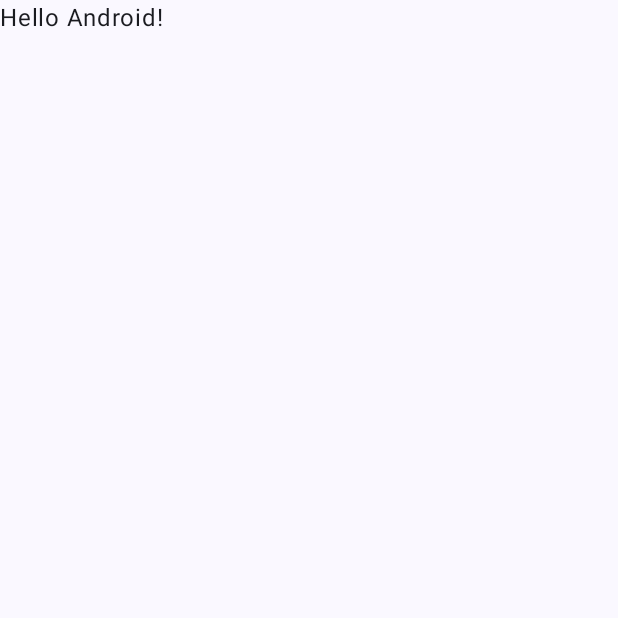
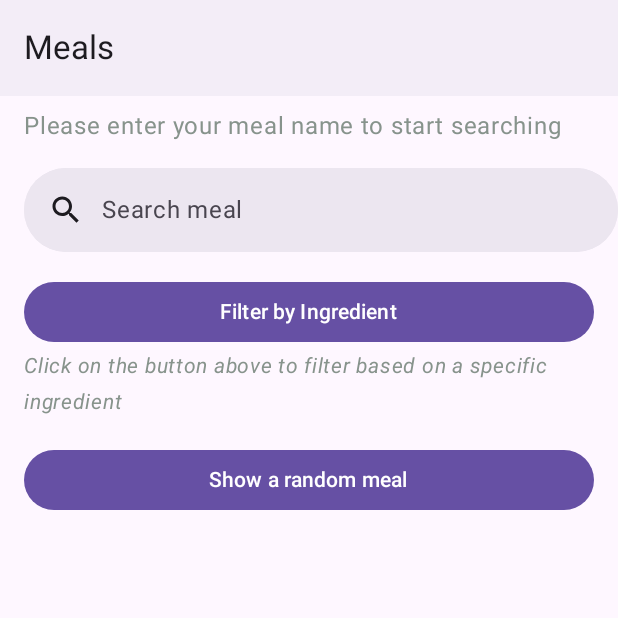
Before and after one commit to samini15/dev_2024_1000, an Android app built with Jetpack Compose: the screen it shows after launch (MainActivity), on a phone screen of 412 x 824 dp, the top half of it. Before the commit the part shown is almost empty. Run offline under Robolectric (Android 15) with nearby library versions, the phone set to English and light mode, and no system bars.

Commit message:
UI: MealSearch screen + Setup DI and Navigation compose

```diff
--- a/app/src/main/AndroidManifest.xml
+++ b/app/src/main/AndroidManifest.xml
@@ -3,6 +3,7 @@
     xmlns:tools="http://schemas.android.com/tools">
 
     <application
+        android:name=".MealApp"
         android:allowBackup="true"
         android:dataExtractionRules="@xml/data_extraction_rules"
         android:fullBackupContent="@xml/backup_rules"
--- a/app/src/main/java/com/example/dev_2024_1000/MainActivity.kt
+++ b/app/src/main/java/com/example/dev_2024_1000/MainActivity.kt
@@ -5,13 +5,10 @@ import androidx.activity.ComponentActivity
 import androidx.activity.compose.setContent
 import androidx.activity.enableEdgeToEdge
 import androidx.compose.foundation.layout.fillMaxSize
-import androidx.compose.foundation.layout.padding
-import androidx.compose.material3.Scaffold
-import androidx.compose.material3.Text
-import androidx.compose.runtime.Composable
+import androidx.compose.material3.MaterialTheme
+import androidx.compose.material3.Surface
 import androidx.compose.runtime.mutableStateOf
 import androidx.compose.ui.Modifier
-import androidx.compose.ui.tooling.preview.Preview
 import androidx.core.splashscreen.SplashScreen.Companion.installSplashScreen
 import androidx.lifecycle.lifecycleScope
 import com.example.dev_2024_1000.ui.theme.Dev_2024_1000Theme
@@ -21,6 +18,8 @@ import kotlinx.coroutines.launch
 import kotlinx.coroutines.withContext
 import androidx.compose.runtime.getValue
 import androidx.compose.runtime.setValue
+import androidx.navigation.compose.rememberNavController
+import com.example.dev_2024_1000.navigation.NavigationRoot
 
 class MainActivity : ComponentActivity() {
     override fun onCreate(savedInstanceState: Bundle?) {
@@ -37,11 +36,13 @@ class MainActivity : ComponentActivity() {
                 splashScreen.setKeepOnScreenCondition { showSplashScreen }
                 setContent {
                     Dev_2024_1000Theme {
-                        Scaffold(modifier = Modifier.fillMaxSize()) { innerPadding ->
-                            Greeting(
-                                name = "Android",
-                                modifier = Modifier.padding(innerPadding)
-                            )
+                        Surface(
+                            modifier = Modifier
+                                .fillMaxSize(),
+                            color = MaterialTheme.colorScheme.background
+                        ) {
+                            val navController = rememberNavController()
+                            NavigationRoot(navController = navController)
                         }
                     }
                 }
@@ -49,19 +50,3 @@ class MainActivity : ComponentActivity() {
         }
     }
 }
-
-@Composable
-fun Greeting(name: String, modifier: Modifier = Modifier) {
-    Text(
-        text = "Hello $name!",
-        modifier = modifier
-    )
-}
-
-@Preview(showBackground = true)
-@Composable
-fun GreetingPreview() {
-    Dev_2024_1000Theme {
-        Greeting("Android")
-    }
-}
--- /dev/null
+++ b/app/src/main/java/com/example/dev_2024_1000/MealApp.kt
@@ -0,0 +1,17 @@
+package com.example.dev_2024_1000
+
+import android.app.Application
+import com.example.dev_2024_1000.di.appModule
+import org.koin.android.ext.koin.androidContext
+import org.koin.core.context.GlobalContext.startKoin
+
+class MealApp: Application() {
+    override fun onCreate() {
+        super.onCreate()
+        startKoin {
+            androidContext(this@MealApp)
+            modules(appModule)
+        }
+
+    }
+}
--- /dev/null
+++ b/app/src/main/java/com/example/dev_2024_1000/di/AppModule.kt
@@ -0,0 +1,9 @@
+package com.example.dev_2024_1000.di
+
+import com.example.dev_2024_1000.meal.presentation.meal_search.MealSearchViewModel
+import org.koin.androidx.viewmodel.dsl.viewModelOf
+import org.koin.dsl.module
+
+val appModule = module {
+    viewModelOf(::MealSearchViewModel)
+}
--- /dev/null
+++ b/app/src/main/java/com/example/dev_2024_1000/meal/presentation/meal_search/MealSearchAction.kt
@@ -0,0 +1,7 @@
+package com.example.dev_2024_1000.meal.presentation.meal_search
+
+sealed interface MealSearchAction {
+    object OnSearchMeal : MealSearchAction
+    data class OnSearchQueryChanged(val query: String) : MealSearchAction
+    data class OnSearchActiveChanged(val isActive: Boolean): MealSearchAction
+}
--- /dev/null
+++ b/app/src/main/java/com/example/dev_2024_1000/meal/presentation/meal_search/MealSearchScreen.kt
@@ -0,0 +1,140 @@
+@file:OptIn(ExperimentalMaterial3Api::class)
+
+package com.example.dev_2024_1000.meal.presentation.meal_search
+
+import androidx.compose.foundation.background
+import androidx.compose.foundation.layout.Column
+import androidx.compose.foundation.layout.fillMaxSize
+import androidx.compose.foundation.layout.fillMaxWidth
+import androidx.compose.foundation.layout.padding
+import androidx.compose.material.icons.Icons
+import androidx.compose.material.icons.filled.Search
+import androidx.compose.material3.Button
+import androidx.compose.material3.ExperimentalMaterial3Api
+import androidx.compose.material3.Icon
+import androidx.compose.material3.IconButton
+import androidx.compose.material3.MaterialTheme
+import androidx.compose.material3.Scaffold
+import androidx.compose.material3.SearchBar
+import androidx.compose.material3.Text
+import androidx.compose.material3.TopAppBar
+import androidx.compose.material3.TopAppBarDefaults
+import androidx.compose.runtime.Composable
+import androidx.compose.ui.Modifier
+import androidx.compose.ui.input.nestedscroll.nestedScroll
+import androidx.compose.ui.platform.LocalSoftwareKeyboardController
+import androidx.compose.ui.res.stringResource
+import androidx.compose.ui.text.font.FontStyle
+import androidx.compose.ui.tooling.preview.Preview
+import androidx.compose.ui.tooling.preview.PreviewLightDark
+import androidx.compose.ui.unit.dp
+import com.example.dev_2024_1000.R
+import com.example.dev_2024_1000.ui.theme.Dev_2024_1000Theme
+import com.example.dev_2024_1000.ui.theme.LocalSpacing
+
+@Composable
+fun MealSearchScreen(
+    modifier: Modifier = Modifier,
+    state: MealSearchState,
+    onAction: (MealSearchAction) -> Unit
+) {
+    val spacing = LocalSpacing.current
+    val keyboardController = LocalSoftwareKeyboardController.current
+
+    val scrollBehaviour = TopAppBarDefaults.pinnedScrollBehavior()
+
+    Scaffold(
+        modifier = Modifier
+            .fillMaxSize()
+            .background(MaterialTheme.colorScheme.background)
+            .nestedScroll(scrollBehaviour.nestedScrollConnection),
+        topBar = {
+            TopAppBar(
+                title = { Text(stringResource(R.string.meals)) },
+                scrollBehavior = scrollBehaviour,
+                colors = TopAppBarDefaults.topAppBarColors()
+                    .copy(containerColor = MaterialTheme.colorScheme.surfaceContainer)
+            )
+        }
+    ) { innerPadding ->
+
+        Column(
+            modifier = modifier
+                .fillMaxSize()
+                .padding(innerPadding)
+        ) {
+            Text(
+                modifier = Modifier.padding(horizontal = spacing.spaceMedium, vertical = spacing.spaceSmall),
+                text = stringResource(R.string.please_enter_your_meal_name_to_search)
+            )
+
+            SearchBar(
+                modifier = Modifier
+                    .padding(start = spacing.spaceMedium),
+                query = state.searchQuery,
+                onQueryChange = { onAction(MealSearchAction.OnSearchQueryChanged(it)) },
+                active = false,
+                onActiveChange = { onAction(MealSearchAction.OnSearchActiveChanged(it)) },
+                placeholder = {
+                    Text(stringResource(R.string.search_meal))
+                },
+                leadingIcon = {
+                    IconButton(onClick = { onAction(MealSearchAction.OnSearchMeal) }) {
+                        Icon(
+                            imageVector = Icons.Filled.Search,
+                            contentDescription = stringResource(id = R.string.search)
+                        )
+                    }
+                },
+                onSearch = { onAction(MealSearchAction.OnSearchMeal) },
+                tonalElevation = 20.dp
+            ) {
+                onAction(MealSearchAction.OnSearchMeal)
+                keyboardController?.hide()
+            }
+
+            Button(
+                modifier = Modifier
+                    .fillMaxWidth()
+                    .padding(
+                        top = spacing.spaceMedium,
+                        start = spacing.spaceMedium,
+                        end = spacing.spaceMedium
+                    ),
+                onClick = { /*TODO*/ }
+            ) {
+                Text(stringResource(R.string.filter_by_ingredient))
+            }
+
+            Text(
+                modifier = Modifier.padding(horizontal = spacing.spaceMedium),
+                text = stringResource(R.string.click_on_the_button_above_to_filter_based_on_a_specific_ingredient),
+                color = MaterialTheme.colorScheme.onBackground,
+                fontStyle = FontStyle.Italic,
+                fontSize = MaterialTheme.typography.bodyMedium.fontSize
+            )
+
+            Button(
+                modifier = Modifier
+                    .fillMaxWidth()
+                    .padding(
+                        top = spacing.spaceMedium,
+                        start = spacing.spaceMedium,
+                        end = spacing.spaceMedium
+                    ),
+                onClick = { /*TODO*/ }
+            ) {
+                Text(stringResource(R.string.show_random_meal))
+            }
+        }
+    }
+}
+
+@Preview
+@PreviewLightDark
+@Composable
+private fun MealSearchScreenPreview() {
+    Dev_2024_1000Theme {
+        MealSearchScreen(state = MealSearchState(), onAction = {})
+    }
+}
--- /dev/null
+++ b/app/src/main/java/com/example/dev_2024_1000/meal/presentation/meal_search/MealSearchState.kt
@@ -0,0 +1,5 @@
+package com.example.dev_2024_1000.meal.presentation.meal_search
+
+data class MealSearchState(
+    val searchQuery: String = ""
+)
--- /dev/null
+++ b/app/src/main/java/com/example/dev_2024_1000/meal/presentation/meal_search/MealSearchViewModel.kt
@@ -0,0 +1,29 @@
+package com.example.dev_2024_1000.meal.presentation.meal_search
+
+import androidx.compose.runtime.getValue
+import androidx.compose.runtime.mutableStateOf
+import androidx.compose.runtime.setValue
+import androidx.lifecycle.ViewModel
+
+class MealSearchViewModel: ViewModel() {
+
+    var state by mutableStateOf(MealSearchState())
+        private set
+
+
+    fun onAction(action: MealSearchAction) {
+        when (action) {
+            is MealSearchAction.OnSearchQueryChanged -> {
+                state = state.copy(searchQuery = action.query)
+            }
+
+            is MealSearchAction.OnSearchMeal -> {
+                executeSearch()
+            }
+            else -> Unit
+        }
+    }
+    private fun executeSearch() {
+
+    }
+}
--- /dev/null
+++ b/app/src/main/java/com/example/dev_2024_1000/navigation/NavigationRoot.kt
@@ -0,0 +1,35 @@
+package com.example.dev_2024_1000.navigation
+
+import androidx.compose.runtime.Composable
+import androidx.navigation.NavGraphBuilder
+import androidx.navigation.NavHostController
+import androidx.navigation.compose.NavHost
+import androidx.navigation.compose.composable
+import androidx.navigation.navigation
+import com.example.dev_2024_1000.meal.presentation.meal_search.MealSearchScreen
+import com.example.dev_2024_1000.meal.presentation.meal_search.MealSearchViewModel
+import org.koin.androidx.compose.koinViewModel
+
+@Composable
+fun NavigationRoot(
+    navController: NavHostController,
+) {
+    NavHost(navController = navController, startDestination = Route.MEAL) {
+        mealGraph(navController)
+    }
+}
+
+private fun NavGraphBuilder.mealGraph(navController: NavHostController) {
+    navigation(startDestination = Route.MEAL_SEARCH_SCREEN, route = Route.MEAL) {
+        composable(Route.MEAL_SEARCH_SCREEN) {
+            val viewModel = koinViewModel<MealSearchViewModel>()
+            val state = viewModel.state
+            MealSearchScreen(
+                state = state,
+                onAction = {
+                    viewModel.onAction(it)
+                }
+            )
+        }
+    }
+}
--- /dev/null
+++ b/app/src/main/java/com/example/dev_2024_1000/navigation/Route.kt
@@ -0,0 +1,7 @@
+package com.example.dev_2024_1000.navigation
+
+object Route {
+    const val MEAL = "meal"
+
+    const val MEAL_SEARCH_SCREEN = "meal_search_screen"
+}
--- /dev/null
+++ b/app/src/main/java/com/example/dev_2024_1000/ui/theme/Dimensions.kt
@@ -0,0 +1,16 @@
+package com.example.dev_2024_1000.ui.theme
+
+import androidx.compose.runtime.compositionLocalOf
+import androidx.compose.ui.unit.Dp
+import androidx.compose.ui.unit.dp
+
+data class Dimensions(
+    val default: Dp = 0.dp,
+    val spaceExtraSmall: Dp = 4.dp,
+    val spaceSmall: Dp = 8.dp,
+    val spaceMedium: Dp = 16.dp,
+    val spaceLarge: Dp = 32.dp,
+    val spaceExtraLarge: Dp = 64.dp
+)
+
+val LocalSpacing = compositionLocalOf { Dimensions() }
--- a/app/src/main/java/com/example/dev_2024_1000/ui/theme/Theme.kt
+++ b/app/src/main/java/com/example/dev_2024_1000/ui/theme/Theme.kt
@@ -9,7 +9,12 @@ import androidx.compose.material3.dynamicDarkColorScheme
 import androidx.compose.material3.dynamicLightColorScheme
 import androidx.compose.material3.lightColorScheme
 import androidx.compose.runtime.Composable
+import androidx.compose.runtime.SideEffect
+import androidx.compose.ui.graphics.Color
+import androidx.compose.ui.graphics.toArgb
 import androidx.compose.ui.platform.LocalContext
+import androidx.compose.ui.platform.LocalView
+import androidx.core.view.WindowCompat
 
 private val DarkColorScheme = darkColorScheme(
     primary = Purple80,
@@ -20,24 +25,24 @@ private val DarkColorScheme = darkColorScheme(
 private val LightColorScheme = lightColorScheme(
     primary = Purple40,
     secondary = PurpleGrey40,
-    tertiary = Pink40
+    tertiary = Pink40,
+    onBackground = Color(0xFF87938C)
 
-    /* Other default colors to override
-    background = Color(0xFFFFFBFE),
+     //Other default colors to override
+    /*background = Color(0xFFFFFBFE),
     surface = Color(0xFFFFFBFE),
     onPrimary = Color.White,
     onSecondary = Color.White,
     onTertiary = Color.White,
     onBackground = Color(0xFF1C1B1F),
-    onSurface = Color(0xFF1C1B1F),
-    */
+    onSurface = Color(0xFF1C1B1F),*/
 )
 
 @Composable
 fun Dev_2024_1000Theme(
     darkTheme: Boolean = isSystemInDarkTheme(),
     // Dynamic color is available on Android 12+
-    dynamicColor: Boolean = true,
+    dynamicColor: Boolean = false,
     content: @Composable () -> Unit
 ) {
     val colorScheme = when {
@@ -50,6 +55,15 @@ fun Dev_2024_1000Theme(
         else -> LightColorScheme
     }
 
+    /*val view = LocalView.current
+    if (!view.isInEditMode) {
+        SideEffect {
+            val window = (view.context as Activity).window
+            window.statusBarColor = colorScheme.primary.toArgb()
+            WindowCompat.getInsetsController(window, view).isAppearanceLightStatusBars = darkTheme
+        }
+    }*/
+
     MaterialTheme(
         colorScheme = colorScheme,
         typography = Typography,
--- a/app/src/main/res/values/strings.xml
+++ b/app/src/main/res/values/strings.xml
@@ -1,3 +1,10 @@
 <resources>
     <string name="app_name">dev_2024_1000</string>
+    <string name="meals">Meals</string>
+    <string name="search_meal">Search meal</string>
+    <string name="search">search\n</string>
+    <string name="please_enter_your_meal_name_to_search">Please enter your meal name to start searching</string>
+    <string name="filter_by_ingredient">Filter by Ingredient</string>
+    <string name="click_on_the_button_above_to_filter_based_on_a_specific_ingredient">Click on the button above to filter based on a specific ingredient</string>
+    <string name="show_random_meal">Show a random meal</string>
 </resources>
```
